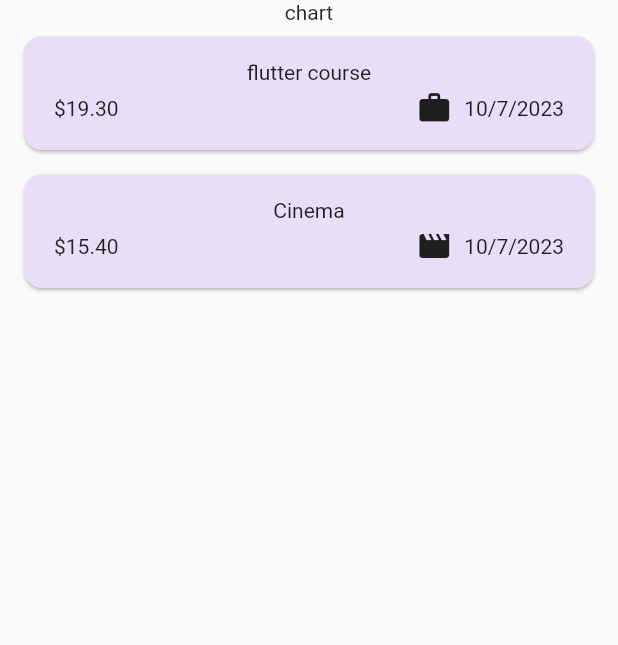
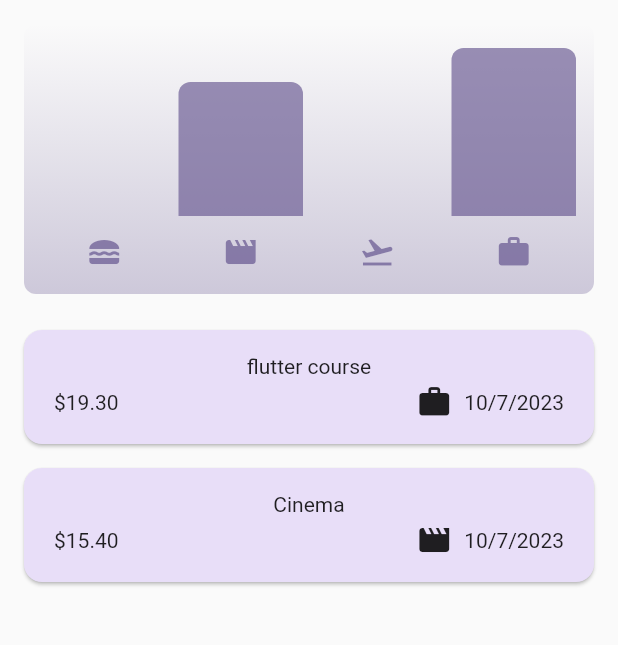
Before and after one commit to hamzaKabdallah/flutter-tutorial-third-part--expense-tracker-app, a Flutter app: the screen it shows after launch, on a phone screen of 412 x 824 dp, the part 84-729 px from its top. Run offline on Flutter 3.47's test engine with Material 2 defaults, Android fonts, the phone set to English and light mode, and no system bars.

Commit message:
add chart

```diff
--- a/lib/models/expense.dart
+++ b/lib/models/expense.dart
@@ -33,3 +33,25 @@ class Expense {
     return formatter.format(date);
   }
 }
+
+class ExpenseBucket {
+  const ExpenseBucket({required this.category, required this.expenses});
+
+  ExpenseBucket.forCategory(List<Expense> allExpenses, this.category)
+      : expenses = allExpenses
+            .where((element) => element.category == category)
+            .toList();
+
+  final Category category;
+  final List<Expense> expenses;
+
+  double get totalExpenses {
+    double sum = 0;
+
+    for (var expense in expenses) {
+      sum += expense.amount;
+    }
+
+    return sum;
+  }
+}
--- /dev/null
+++ b/lib/widgents/chart/chart.dart
@@ -0,0 +1,94 @@
+import 'package:expense_app/models/expense.dart';
+import 'package:expense_app/widgents/chart/chart_bar.dart';
+import 'package:flutter/material.dart';
+
+class Chart extends StatelessWidget {
+  const Chart({super.key, required this.expenses});
+
+  final List<Expense> expenses;
+
+  List<ExpenseBucket> get buckets {
+    return [
+      ExpenseBucket.forCategory(expenses, Category.food),
+      ExpenseBucket.forCategory(expenses, Category.leisure),
+      ExpenseBucket.forCategory(expenses, Category.travel),
+      ExpenseBucket.forCategory(expenses, Category.work),
+    ];
+  }
+
+  double get maxTotalExpense {
+    double maxTotalExpense = 0;
+
+    for (final bucket in buckets) {
+      if (bucket.totalExpenses > maxTotalExpense) {
+        maxTotalExpense = bucket.totalExpenses;
+      }
+    }
+
+    return maxTotalExpense;
+  }
+
+  @override
+  Widget build(BuildContext context) {
+    final isDarkMode =
+        MediaQuery.of(context).platformBrightness == Brightness.dark;
+    return Container(
+      margin: const EdgeInsets.all(16),
+      padding: const EdgeInsets.symmetric(
+        vertical: 16,
+        horizontal: 8,
+      ),
+      width: double.infinity,
+      height: 180,
+      decoration: BoxDecoration(
+        borderRadius: BorderRadius.circular(8),
+        gradient: LinearGradient(
+          colors: [
+            Theme.of(context).colorScheme.primary.withOpacity(0.3),
+            Theme.of(context).colorScheme.primary.withOpacity(0.0)
+          ],
+          begin: Alignment.bottomCenter,
+          end: Alignment.topCenter,
+        ),
+      ),
+      child: Column(
+        children: [
+          Expanded(
+            child: Row(
+              crossAxisAlignment: CrossAxisAlignment.end,
+              children: [
+                for (final bucket in buckets) // alternative to map()
+                  ChartBar(
+                    fill: bucket.totalExpenses == 0
+                        ? 0
+                        : bucket.totalExpenses / maxTotalExpense,
+                  )
+              ],
+            ),
+          ),
+          const SizedBox(height: 12),
+          Row(
+            children: buckets
+                .map(
+                  (bucket) => Expanded(
+                    child: Padding(
+                      padding: const EdgeInsets.symmetric(horizontal: 4),
+                      child: Icon(
+                        Category_icons[bucket.category],
+                        color: isDarkMode
+                            ? Theme.of(context).colorScheme.secondary
+                            : Theme.of(context)
+                                .colorScheme
+                                .primary
+                                .withOpacity(0.7),
+                      ),
+                    ),
+                  ),
+                )
+                .toList(),
+          )
+        ],
+      ),
+    );
+  }
+}
--- /dev/null
+++ b/lib/widgents/chart/chart_bar.dart
@@ -0,0 +1,34 @@
+import 'package:flutter/material.dart';
+
+class ChartBar extends StatelessWidget {
+  const ChartBar({
+    super.key,
+    required this.fill,
+  });
+
+  final double fill;
+
+  @override
+  Widget build(BuildContext context) {
+    final isDarkMode =
+        MediaQuery.of(context).platformBrightness == Brightness.dark;
+    return Expanded(
+      child: Padding(
+        padding: const EdgeInsets.symmetric(horizontal: 4),
+        child: FractionallySizedBox(
+          heightFactor: fill,
+          child: DecoratedBox(
+            decoration: BoxDecoration(
+              shape: BoxShape.rectangle,
+              borderRadius:
+                  const BorderRadius.vertical(top: Radius.circular(8)),
+              color: isDarkMode
+                  ? Theme.of(context).colorScheme.secondary
+                  : Theme.of(context).colorScheme.primary.withOpacity(0.65),
+            ),
+          ),
+        ),
+      ),
+    );
+  }
+}
--- a/lib/widgents/expnese.dart
+++ b/lib/widgents/expnese.dart
@@ -1,3 +1,4 @@
+import 'package:expense_app/widgents/chart/chart.dart';
 import 'package:expense_app/widgents/expenses_list/expenses_list.dart';
 import 'package:expense_app/models/expense.dart';
 import 'package:expense_app/widgents/new_expense.dart';
@@ -82,7 +83,7 @@ class _ExpensesState extends State<Expenses> {
       ]),
       body: Column(
         children: [
-          const Text('chart'),
+          Chart(expenses: _registeredExpenses),
           Expanded(
             child: mainWidget,
           )
```
